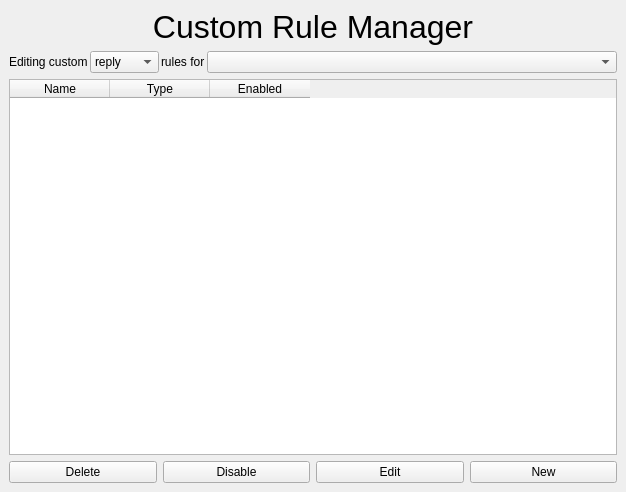
Old version of the form FediBooks/gui/rulemanager.ui in the repository Lynnesbian/OldFediBooks.
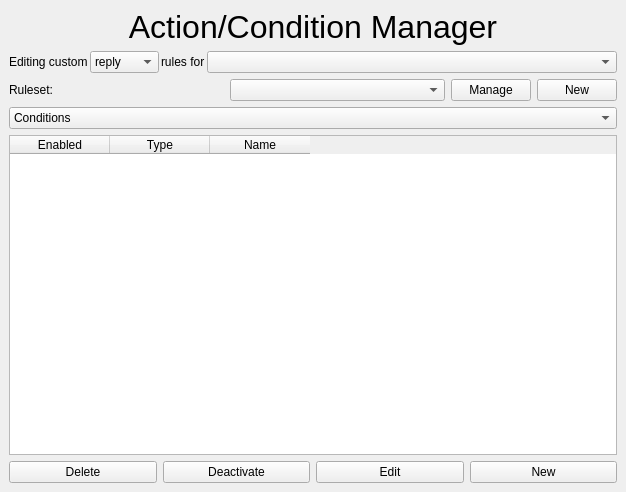
New version of the form. Icons and pictures are not drawn.

Commit message: major UI rearrangement, mainly adding more options for rules

```diff
--- a/FediBooks/gui/rulemanager.ui
+++ b/FediBooks/gui/rulemanager.ui
@@ -29,7 +29,7 @@
        </font>
       </property>
       <property name="text">
-       <string>Custom Rule Manager</string>
+       <string>Action/Condition Manager</string>
       </property>
       <property name="textFormat">
        <enum>Qt::AutoText</enum>
@@ -98,23 +98,84 @@
       </item>
      </layout>
     </item>
+    <item>
+     <layout class="QHBoxLayout" name="horizontalLayout_3">
+      <item>
+       <widget class="QLabel" name="label_3">
+        <property name="text">
+         <string>Ruleset:</string>
+        </property>
+       </widget>
+      </item>
+      <item>
+       <widget class="QComboBox" name="comboBox_3"/>
+      </item>
+      <item>
+       <widget class="QPushButton" name="btn_ruleset_manage">
+        <property name="sizePolicy">
+         <sizepolicy hsizetype="Maximum" vsizetype="Fixed">
+          <horstretch>0</horstretch>
+          <verstretch>0</verstretch>
+         </sizepolicy>
+        </property>
+        <property name="text">
+         <string>Manage</string>
+        </property>
+        <property name="icon">
+         <iconset theme="preferences-other"/>
+        </property>
+       </widget>
+      </item>
+      <item>
+       <widget class="QPushButton" name="btn_ruleset_new">
+        <property name="sizePolicy">
+         <sizepolicy hsizetype="Maximum" vsizetype="Fixed">
+          <horstretch>0</horstretch>
+          <verstretch>0</verstretch>
+         </sizepolicy>
+        </property>
+        <property name="text">
+         <string>New</string>
+        </property>
+        <property name="icon">
+         <iconset theme="add">
+          <normaloff>.</normaloff>.</iconset>
+        </property>
+       </widget>
+      </item>
+     </layout>
+    </item>
+    <item>
+     <widget class="QComboBox" name="comboBox_4">
+      <item>
+       <property name="text">
+        <string>Conditions</string>
+       </property>
+      </item>
+      <item>
+       <property name="text">
+        <string>Actions</string>
+       </property>
+      </item>
+     </widget>
+    </item>
     <item>
      <widget class="QTableWidget" name="tableWidget">
-      <column>
-       <property name="text">
-        <string>Name</string>
-       </property>
-      </column>
-      <column>
-       <property name="text">
-        <string>Type</string>
-       </property>
-      </column>
       <column>
        <property name="text">
         <string>Enabled</string>
        </property>
       </column>
+      <column>
+       <property name="text">
+        <string>Type</string>
+       </property>
+      </column>
+      <column>
+       <property name="text">
+        <string>Name</string>
+       </property>
+      </column>
      </widget>
     </item>
     <item>
@@ -133,7 +194,7 @@
       <item>
        <widget class="QPushButton" name="pushButton_4">
         <property name="text">
-         <string>Disable</string>
+         <string>Deactivate</string>
         </property>
         <property name="icon">
          <iconset theme="system-run">
```
Left out of the diff: 10 changed lines with no effect on the pictures. The commit also changes 10 other files.
